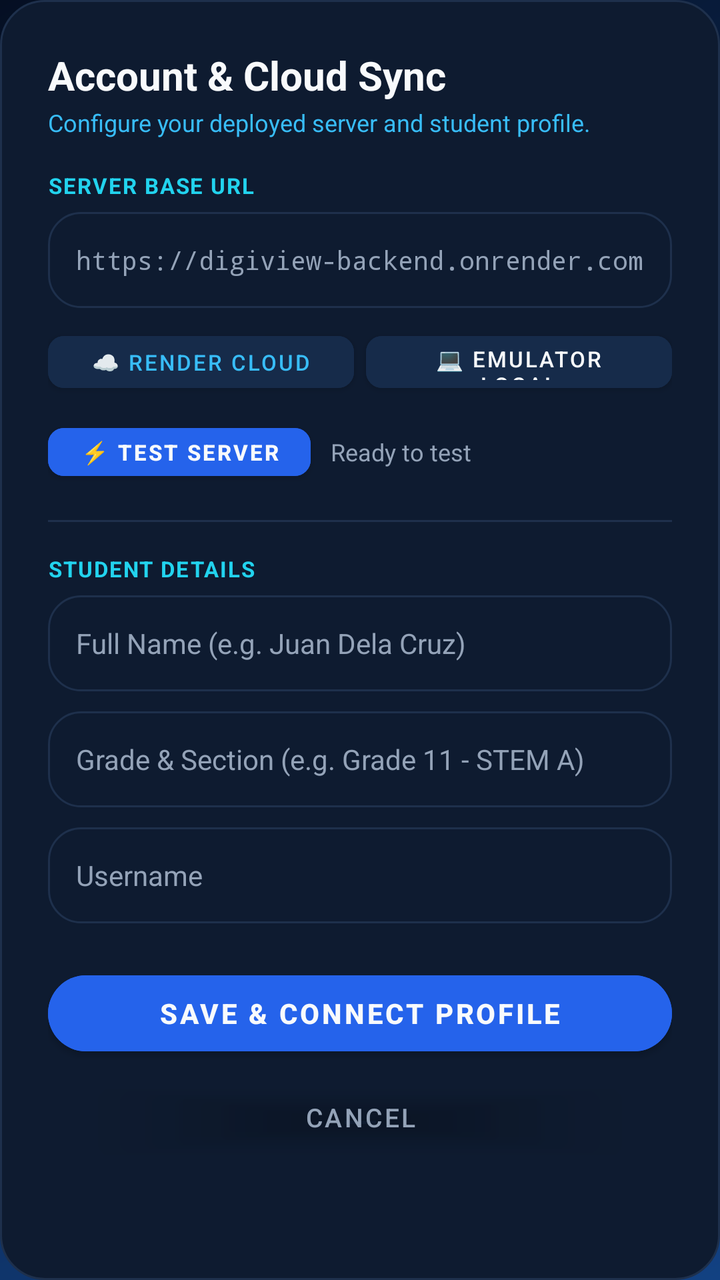
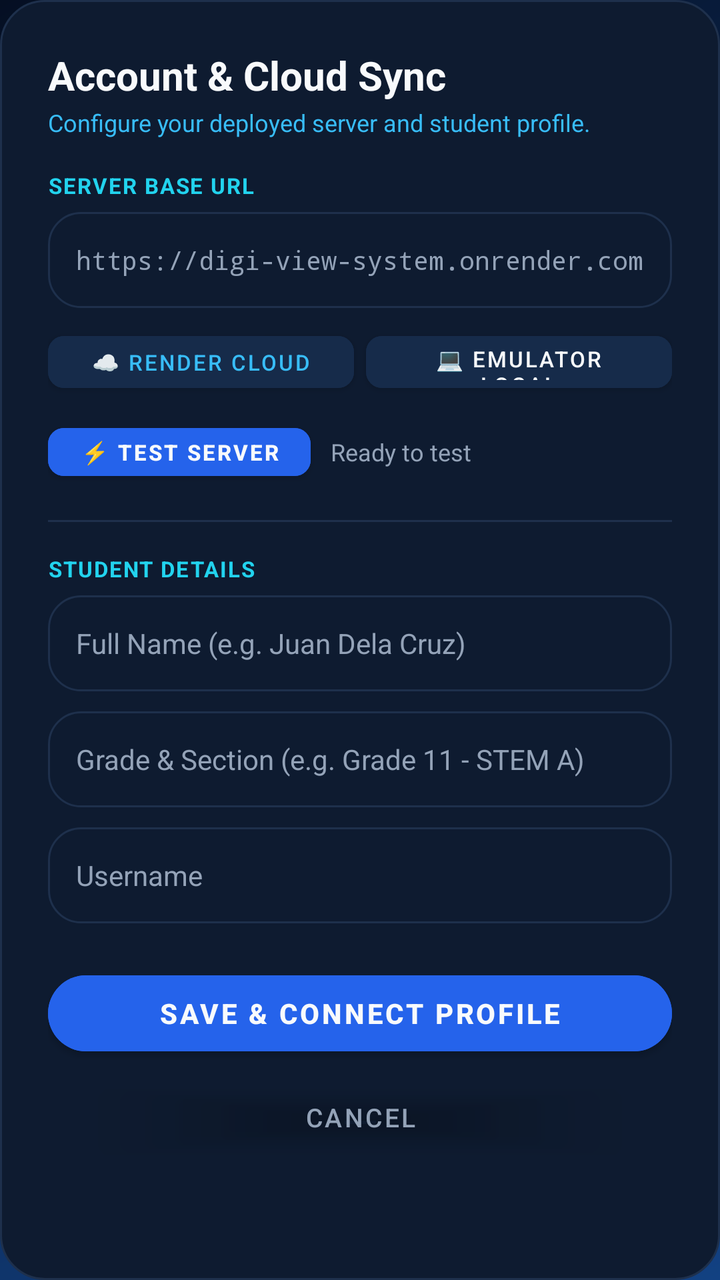

Screens rendered from an Android XML layout before and after an edit, with the pre-edit source and the edit as a unified diff.
<!-- AndroidManifest.xml: application theme Theme.DigiView -->
<!-- res/layout/dialog_auth.xml -->
<?xml version="1.0" encoding="utf-8"?>
<ScrollView
    xmlns:android="http://schemas.android.com/apk/res/android"
    xmlns:app="http://schemas.android.com/apk/res-auto"
    android:layout_width="match_parent"
    android:layout_height="wrap_content"
    android:background="@drawable/bg_card"
    android:fillViewport="true">

    <LinearLayout
        android:layout_width="match_parent"
        android:layout_height="wrap_content"
        android:orientation="vertical"
        android:padding="24dp">

        <TextView
            android:layout_width="wrap_content"
            android:layout_height="wrap_content"
            android:text="Account &amp; Cloud Sync"
            android:textColor="@color/text_white"
            android:textSize="20sp"
            android:textStyle="bold" />

        <TextView
            android:layout_width="wrap_content"
            android:layout_height="wrap_content"
            android:text="Configure your deployed server and student profile."
            android:textColor="@color/cyan"
            android:textSize="12sp"
            android:layout_marginTop="2dp"
            android:layout_marginBottom="16dp" />

        
        <TextView
            android:layout_width="wrap_content"
            android:layout_height="wrap_content"
            android:text="SERVER BASE URL"
            android:textColor="@color/cyan_glow"
            android:textSize="11sp"
            android:textStyle="bold"
            android:letterSpacing="0.06"
            android:layout_marginBottom="6dp" />

        <EditText
            android:id="@+id/etServerUrl"
            android:layout_width="match_parent"
            android:layout_height="48dp"
            android:background="@drawable/bg_option_normal"
            android:hint="https://digiview-backend.onrender.com/"
            android:textColorHint="@color/muted"
            android:textColor="@color/text_white"
            android:textSize="13sp"
            android:fontFamily="monospace"
            android:paddingStart="14dp"
            android:paddingEnd="14dp"
            android:inputType="textUri" />

        
        <LinearLayout
            android:layout_width="match_parent"
            android:layout_height="wrap_content"
            android:orientation="horizontal"
            android:layout_marginTop="8dp"
            android:gravity="center_vertical">

            <com.google.android.material.button.MaterialButton
                android:id="@+id/btnPresetRender"
                android:layout_width="0dp"
                android:layout_height="38dp"
                android:layout_weight="1"
                android:backgroundTint="#162B4A"
                android:text="☁️ Render Cloud"
                android:textColor="@color/cyan"
                android:textSize="11sp"
                app:cornerRadius="8dp"
                android:layout_marginEnd="6dp" />

            <com.google.android.material.button.MaterialButton
                android:id="@+id/btnPresetLocal"
                android:layout_width="0dp"
                android:layout_height="38dp"
                android:layout_weight="1"
                android:backgroundTint="#162B4A"
                android:text="💻 Emulator Local"
                android:textColor="@color/text_white"
                android:textSize="11sp"
                app:cornerRadius="8dp" />
        </LinearLayout>

        
        <LinearLayout
            android:layout_width="match_parent"
            android:layout_height="wrap_content"
            android:orientation="horizontal"
            android:gravity="center_vertical"
            android:layout_marginTop="8dp">

            <com.google.android.material.button.MaterialButton
                android:id="@+id/btnTestConnection"
                android:layout_width="wrap_content"
                android:layout_height="36dp"
                android:backgroundTint="@color/blue"
                android:text="⚡ Test Server"
                android:textColor="@color/text_white"
                android:textSize="11sp"
                android:textStyle="bold"
                app:cornerRadius="8dp" />

            <TextView
                android:id="@+id/tvConnectionStatus"
                android:layout_width="0dp"
                android:layout_height="wrap_content"
                android:layout_weight="1"
                android:text="Ready to test"
                android:textColor="@color/muted"
                android:textSize="12sp"
                android:layout_marginStart="10dp"
                android:maxLines="1"
                android:ellipsize="end" />
        </LinearLayout>

        <View
            android:layout_width="match_parent"
            android:layout_height="1dp"
            android:background="@color/d_line"
            android:layout_marginTop="16dp"
            android:layout_marginBottom="16dp" />

        
        <TextView
            android:layout_width="wrap_content"
            android:layout_height="wrap_content"
            android:text="STUDENT DETAILS"
            android:textColor="@color/cyan_glow"
            android:textSize="11sp"
            android:textStyle="bold"
            android:letterSpacing="0.06"
            android:layout_marginBottom="6dp" />

        
        <EditText
            android:id="@+id/etAuthFullName"
            android:layout_width="match_parent"
            android:layout_height="48dp"
            android:background="@drawable/bg_option_normal"
            android:hint="Full Name (e.g. Juan Dela Cruz)"
            android:textColorHint="@color/muted"
            android:textColor="@color/text_white"
            android:textSize="14sp"
            android:paddingStart="14dp"
            android:paddingEnd="14dp"
            android:inputType="textPersonName" />

        
        <EditText
            android:id="@+id/etAuthSection"
            android:layout_width="match_parent"
            android:layout_height="48dp"
            android:background="@drawable/bg_option_normal"
            android:hint="Grade &amp; Section (e.g. Grade 11 - STEM A)"
            android:textColorHint="@color/muted"
            android:textColor="@color/text_white"
            android:textSize="14sp"
            android:paddingStart="14dp"
            android:paddingEnd="14dp"
            android:layout_marginTop="10dp"
            android:inputType="text" />

        
        <EditText
            android:id="@+id/etAuthUsername"
            android:layout_width="match_parent"
            android:layout_height="48dp"
            android:background="@drawable/bg_option_normal"
            android:hint="Username"
            android:textColorHint="@color/muted"
            android:textColor="@color/text_white"
            android:textSize="14sp"
            android:paddingStart="14dp"
            android:paddingEnd="14dp"
            android:layout_marginTop="10dp"
            android:inputType="textNoSuggestions" />

        
        <com.google.android.material.button.MaterialButton
            android:id="@+id/btnAuthSave"
            android:layout_width="match_parent"
            android:layout_height="50dp"
            android:backgroundTint="@color/blue"
            android:text="Save &amp; Connect Profile"
            android:textColor="@color/text_white"
            android:textSize="14sp"
            android:textStyle="bold"
            app:cornerRadius="25dp"
            android:layout_marginTop="20dp" />

        <com.google.android.material.button.MaterialButton
            android:id="@+id/btnAuthCancel"
            android:layout_width="match_parent"
            android:layout_height="46dp"
            android:backgroundTint="@android:color/transparent"
            android:text="Cancel"
            android:textColor="@color/muted"
            android:textSize="13sp"
            android:layout_marginTop="4dp" />

    </LinearLayout>
</ScrollView>
<!-- resources referenced by this layout -->
<resources>
  <color name="blue">#2563EB</color>
  <color name="cyan">#38BDF8</color>
  <color name="cyan_glow">#22D3EE</color>
  <color name="d_line">#1E304C</color>
  <color name="muted">#94A3B8</color>
  <color name="text_white">#F8FAFC</color>
  <!-- drawable bg_card (drawable) -->
  <?xml version="1.0" encoding="utf-8"?>
  <shape xmlns:android="http://schemas.android.com/apk/res/android"
      android:shape="rectangle">
      <solid android:color="@color/d_card" />
      <stroke
          android:width="1dp"
          android:color="@color/d_line" />
      <corners android:radius="22dp" />
  </shape>
  <!-- drawable bg_option_normal (drawable) -->
  <?xml version="1.0" encoding="utf-8"?>
  <selector xmlns:android="http://schemas.android.com/apk/res/android">
      <item android:state_pressed="true">
          <shape android:shape="rectangle">
              <solid android:color="@color/panel2" />
              <stroke android:width="1.5dp" android:color="@color/cyan" />
              <corners android:radius="16dp" />
          </shape>
      </item>
      <item>
          <shape android:shape="rectangle">
              <solid android:color="@color/d_card" />
              <stroke android:width="1dp" android:color="@color/d_line" />
              <corners android:radius="16dp" />
          </shape>
      </item>
  </selector>
  <style name="Theme.DigiView" parent="Theme.MaterialComponents.DayNight.NoActionBar">
          
          <item name="colorPrimary">@color/blue</item>
          <item name="colorPrimaryVariant">@color/blue_hover</item>
          <item name="colorOnPrimary">@color/text_white</item>
  
          
          <item name="colorSecondary">@color/cyan</item>
          <item name="colorSecondaryVariant">@color/cyan_glow</item>
          <item name="colorOnSecondary">@color/d_sidebar</item>
  
          
          <item name="android:statusBarColor">@color/d_top</item>
          <item name="android:navigationBarColor">@color/d_sidebar</item>
          <item name="android:windowBackground">@drawable/bg_gradient</item>
      </style>
  <color name="d_card">#0E1B30</color>
  <color name="panel2">#142943</color>
  <color name="blue_hover">#1D4ED8</color>
  <color name="d_sidebar">#060F1E</color>
  <color name="d_top">#071120</color>
  <!-- drawable bg_gradient (drawable) -->
  <?xml version="1.0" encoding="utf-8"?>
  <shape xmlns:android="http://schemas.android.com/apk/res/android"
      android:shape="rectangle">
      <gradient
          android:type="linear"
          android:angle="315"
          android:startColor="@color/d_bg_start"
          android:endColor="@color/d_bg_end" />
  </shape>
  <color name="d_bg_start">#050F23</color>
  <color name="d_bg_end">#124182</color>
</resources>

<!-- the commit's change to res/layout/dialog_auth.xml (unified diff, before → after) -->
@@ -46,7 +46,7 @@
             android:layout_width="match_parent"
             android:layout_height="48dp"
             android:background="@drawable/bg_option_normal"
-            android:hint="https://digiview-backend.onrender.com/"
+            android:hint="https://digi-view-system.onrender.com/"
             android:textColorHint="@color/muted"
             android:textColor="@color/text_white"
             android:textSize="13sp"
